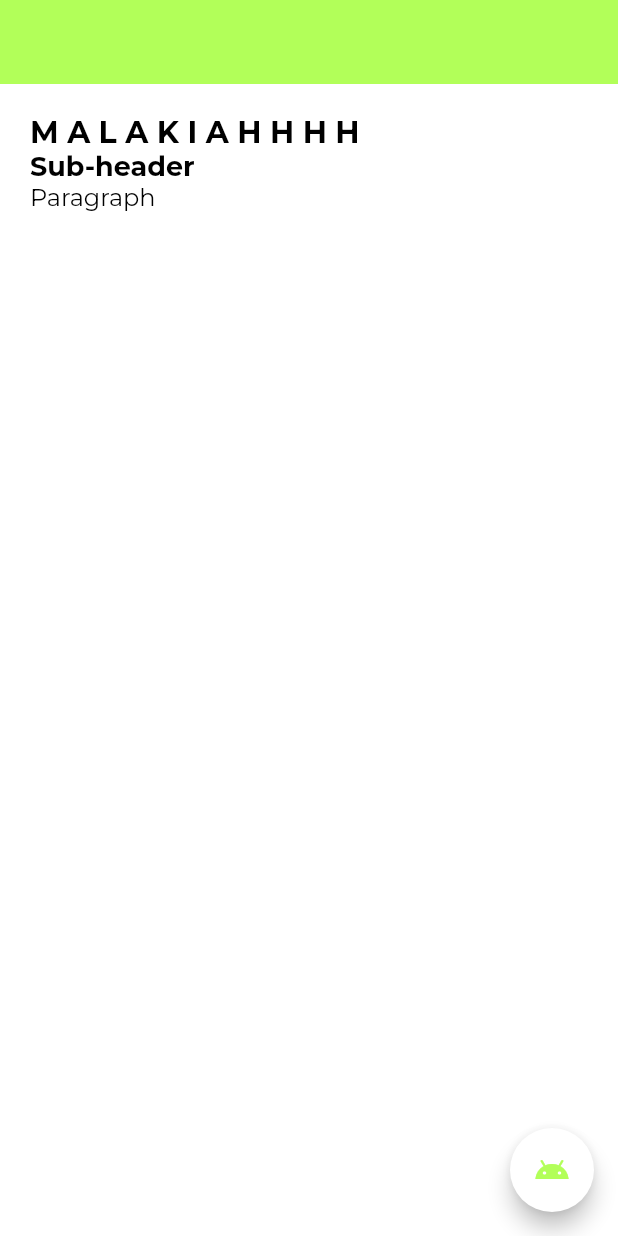
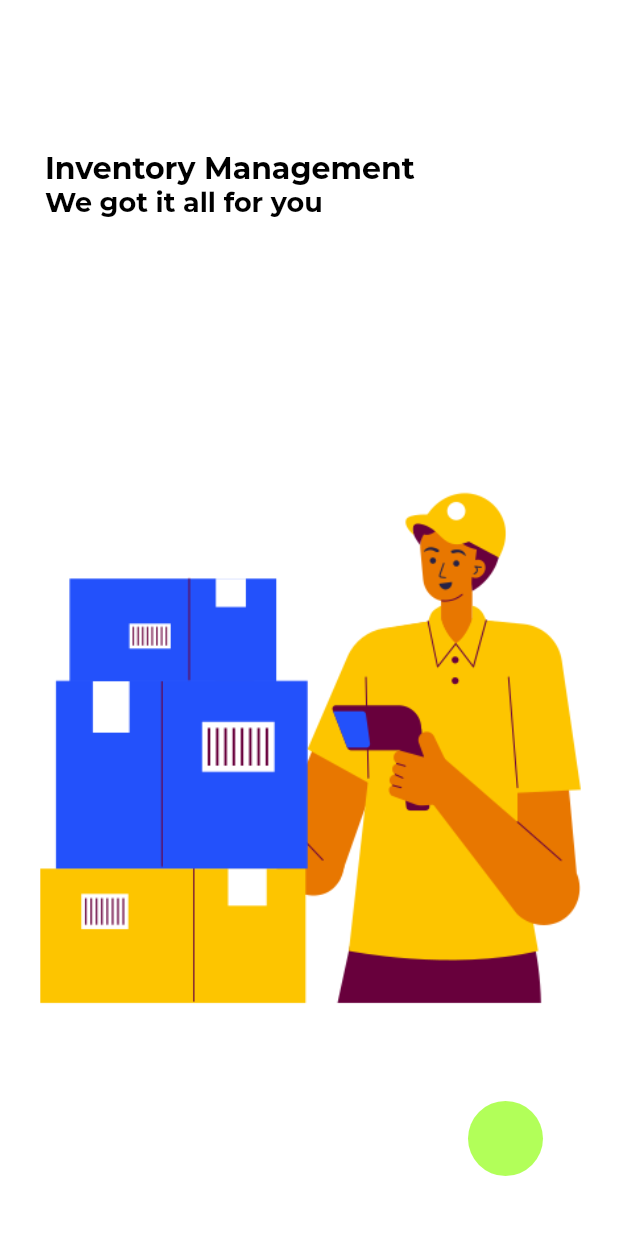
Before and after one commit to aportkwekwek/item_management, a Flutter app: the screen it shows after launch, on a phone screen of 412 x 824 dp. Run offline on Flutter 3.47's test engine with Material 2 defaults, Android fonts, the phone set to English and light mode, and no system bars; our stand-ins replace get, google_fonts.

Commit message:
Add  - Controller  - Splash screen

```diff
--- a/lib/main.dart
+++ b/lib/main.dart
@@ -1,4 +1,6 @@
 import 'package:flutter/material.dart';
+import 'package:get/get.dart';
+import 'package:item_management/src/features/authentication/screens/splash_screen/splash_screen.dart';
 import 'package:item_management/src/utils/theme/theme.dart';
 
 void main() {
@@ -10,53 +12,10 @@ class MyApp extends StatelessWidget {
 
   @override
   Widget build(BuildContext context) {
-    return MaterialApp(
-      theme: ApplicationTheme.lightTheme,
-      darkTheme: ApplicationTheme.darkTheme,
-      themeMode: ThemeMode.system,
-      home: MyHomePage(
-        title: '',
-      ), // Set MyHomePage as the home
-    );
+    return GetMaterialApp(
+        theme: ApplicationTheme.lightTheme,
+        darkTheme: ApplicationTheme.darkTheme,
+        themeMode: ThemeMode.system,
+        home: SplashScreen());
   }
 }
-
-class MyHomePage extends StatelessWidget {
-  const MyHomePage({Key? key, required this.title}) : super(key: key);
-
-  final String title;
-
-  @override
-  Widget build(BuildContext context) {
-    return Scaffold(
-      appBar: AppBar(
-        title: Text(title),
-      ),
-      floatingActionButton: FloatingActionButton(
-        onPressed: onPressed,
-        child: Icon(Icons.android_sharp),
-      ),
-      body: Padding(
-        padding: const EdgeInsets.all(20.0),
-        child: ListView(
-          children: [
-            Text(
-              "M A L A K I A H H H H ",
-              style: Theme.of(context).textTheme.bodyLarge,
-            ),
-            Text(
-              'Sub-header',
-              style: Theme.of(context).textTheme.bodyMedium,
-            ),
-            Text(
-              'Paragraph',
-              style: Theme.of(context).textTheme.bodySmall,
-            ),
-          ],
-        ),
-      ),
-    );
-  }
-}
-
-void onPressed() {}
--- /dev/null
+++ b/lib/src/constants/const_images.dart
@@ -0,0 +1,2 @@
+const String splashScreenImage = "assets/images/warehouse.png";
+const String appLogo = "assets/logo/boxes.png";
--- /dev/null
+++ b/lib/src/constants/const_sizes.dart
@@ -0,0 +1,3 @@
+const imageDefaultSize = 20.0;
+const splashContainerSize = 20.0;
+const defaultSize = 50.0;
--- /dev/null
+++ b/lib/src/constants/const_string.dart
@@ -0,0 +1,2 @@
+const String applicationName = "Inventory Management";
+const String applicationTagLine = "We got it all for you";
--- /dev/null
+++ b/lib/src/features/authentication/controller/splash_screen_controller.dart
@@ -0,0 +1,14 @@
+import 'package:get/get.dart';
+import 'package:item_management/src/features/authentication/screens/welcome_screen/welcome_screen.dart';
+
+class SplashScreenController extends GetxController {
+  static SplashScreenController get find => Get.find();
+  RxBool animate = false.obs;
+
+  Future startAnimation() async {
+    await Future.delayed(const Duration(milliseconds: 500));
+    animate.value = true;
+    await Future.delayed(const Duration(milliseconds: 50000));
+    Get.to(const WelcomeScreen());
+  }
+}
--- /dev/null
+++ b/lib/src/features/authentication/screens/splash_screen/splash_screen.dart
@@ -0,0 +1,60 @@
+import 'package:flutter/material.dart';
+import 'package:get/get.dart';
+import 'package:item_management/src/constants/const_images.dart';
+import 'package:item_management/src/constants/const_sizes.dart';
+import 'package:item_management/src/constants/const_string.dart';
+import 'package:item_management/src/features/authentication/controller/splash_screen_controller.dart';
+
+class SplashScreen extends StatelessWidget {
+  SplashScreen({Key? key}) : super(key: key);
+
+  final splashScreenController = Get.put(SplashScreenController());
+
+  @override
+  Widget build(BuildContext context) {
+    splashScreenController.startAnimation();
+    return Scaffold(
+      body: Stack(
+        children: [
+          Obx(
+            () => AnimatedPositioned(
+                duration: const Duration(milliseconds: 1000),
+                top: 100,
+                left: splashScreenController.animate.value ? 30 : -100,
+                child: Column(
+                  crossAxisAlignment: CrossAxisAlignment.start,
+                  children: [
+                    Text(
+                      applicationName,
+                      style: Theme.of(context).textTheme.bodyLarge,
+                    ),
+                    Text(
+                      applicationTagLine,
+                      style: Theme.of(context).textTheme.bodyMedium,
+                    )
+                  ],
+                )),
+          ),
+          Obx(
+            () => AnimatedPositioned(
+                duration: const Duration(milliseconds: 1600),
+                bottom: 100,
+                right: splashScreenController.animate.value ? -20.0 : -200.0,
+                width: 450.0,
+                child: const Image(image: AssetImage(splashScreenImage))),
+          ),
+          Positioned(
+              bottom: 40,
+              right: defaultSize,
+              child: Container(
+                width: defaultSize,
+                height: defaultSize,
+                decoration: BoxDecoration(
+                    borderRadius: BorderRadius.circular(100),
+                    color: Theme.of(context).primaryColor),
+              ))
+        ],
+      ),
+    );
+  }
+}
--- /dev/null
+++ b/lib/src/features/authentication/screens/welcome_screen/welcome_screen.dart
@@ -0,0 +1,10 @@
+import 'package:flutter/material.dart';
+
+class WelcomeScreen extends StatelessWidget {
+  const WelcomeScreen({super.key});
+
+  @override
+  Widget build(BuildContext context) {
+    return Scaffold();
+  }
+}
```
Also changed, not shown: pubspec.yaml (+3 -16 lines), assets/images/warehouse.png (added), assets/logo/boxes.png (added), pubspec.lock.
